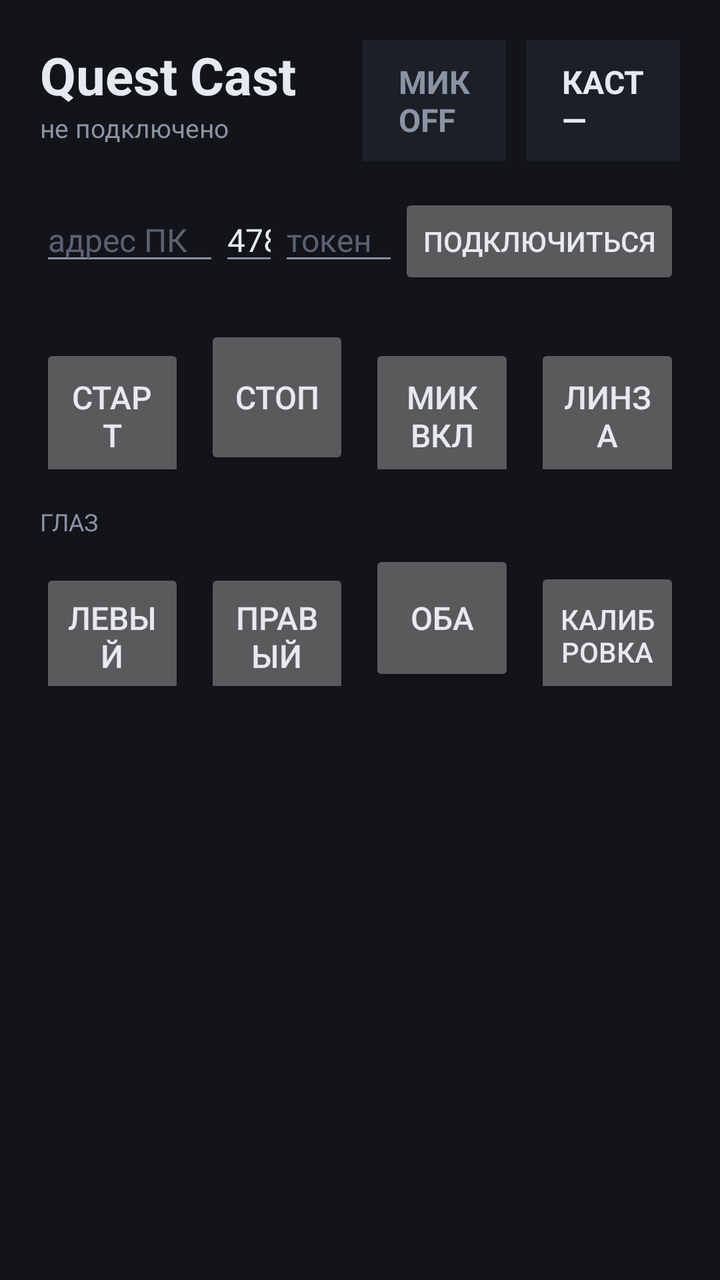
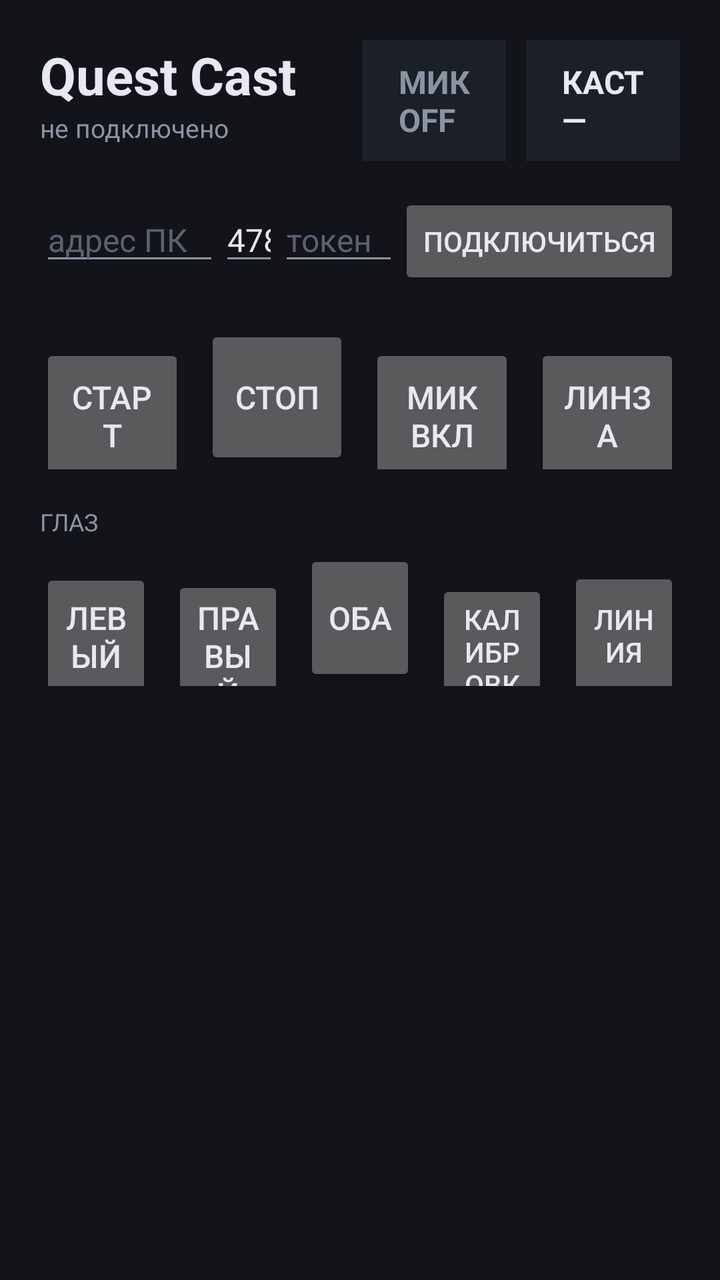

An Android layout rendered at two revisions. The XML below is the earlier revision; the diff shows what the commit changed to produce the second picture.
<!-- AndroidManifest.xml: application theme AppTheme -->
<!-- res/layout/activity_main.xml -->
<?xml version="1.0" encoding="utf-8"?>
<ScrollView xmlns:android="http://schemas.android.com/apk/res/android"
    android:layout_width="match_parent"
    android:layout_height="match_parent"
    android:background="#12141A"
    android:fillViewport="true">

    <LinearLayout
        android:layout_width="match_parent"
        android:layout_height="wrap_content"
        android:orientation="vertical"
        android:padding="20dp">

        
        <LinearLayout
            android:layout_width="match_parent"
            android:layout_height="wrap_content"
            android:orientation="horizontal"
            android:baselineAligned="false">

            <LinearLayout
                android:layout_width="0dp"
                android:layout_height="wrap_content"
                android:layout_weight="1"
                android:orientation="vertical">

                <TextView
                    android:layout_width="wrap_content"
                    android:layout_height="wrap_content"
                    android:text="Quest Cast"
                    android:textColor="#E6E9EF"
                    android:textSize="26sp"
                    android:textStyle="bold" />

                <TextView
                    android:id="@+id/tvConn"
                    android:layout_width="wrap_content"
                    android:layout_height="wrap_content"
                    android:text="не подключено"
                    android:textColor="#8B93A3"
                    android:textSize="13sp" />
            </LinearLayout>

            <TextView
                android:id="@+id/tvMic"
                android:layout_width="wrap_content"
                android:layout_height="wrap_content"
                android:background="#1B1F27"
                android:paddingLeft="18dp"
                android:paddingTop="10dp"
                android:paddingRight="18dp"
                android:paddingBottom="10dp"
                android:text="МИК\nOFF"
                android:textColor="#8B93A3"
                android:textSize="16sp"
                android:textStyle="bold" />

            <TextView
                android:id="@+id/tvCast"
                android:layout_width="wrap_content"
                android:layout_height="wrap_content"
                android:layout_marginLeft="10dp"
                android:background="#1B1F27"
                android:paddingLeft="18dp"
                android:paddingTop="10dp"
                android:paddingRight="18dp"
                android:paddingBottom="10dp"
                android:text="КАСТ\n—"
                android:textColor="#E6E9EF"
                android:textSize="16sp"
                android:textStyle="bold" />
        </LinearLayout>

        
        <LinearLayout
            android:layout_width="match_parent"
            android:layout_height="wrap_content"
            android:layout_marginTop="16dp"
            android:orientation="horizontal">

            <EditText
                android:id="@+id/etHost"
                android:layout_width="0dp"
                android:layout_height="wrap_content"
                android:layout_weight="3"
                android:hint="адрес ПК"
                android:inputType="text"
                android:textColor="#E6E9EF"
                android:textColorHint="#5A6272"
                android:textSize="16sp" />

            <EditText
                android:id="@+id/etPort"
                android:layout_width="0dp"
                android:layout_height="wrap_content"
                android:layout_weight="1"
                android:hint="порт"
                android:inputType="number"
                android:text="47801"
                android:textColor="#E6E9EF"
                android:textColorHint="#5A6272"
                android:textSize="16sp" />

            <EditText
                android:id="@+id/etToken"
                android:layout_width="0dp"
                android:layout_height="wrap_content"
                android:layout_weight="2"
                android:hint="токен"
                android:inputType="textCapCharacters"
                android:textColor="#E6E9EF"
                android:textColorHint="#5A6272"
                android:textSize="16sp" />

            <Button
                android:id="@+id/btnConnect"
                android:layout_width="wrap_content"
                android:layout_height="wrap_content"
                android:text="ПОДКЛЮЧИТЬСЯ" />
        </LinearLayout>

        
        <LinearLayout
            android:layout_width="match_parent"
            android:layout_height="wrap_content"
            android:layout_marginTop="18dp"
            android:orientation="horizontal">

            <Button
                android:id="@+id/btnStart"
                android:layout_width="0dp"
                android:layout_height="72dp"
                android:layout_weight="1"
                android:text="СТАРТ"
                android:textSize="16sp" />

            <Button
                android:id="@+id/btnStop"
                android:layout_width="0dp"
                android:layout_height="72dp"
                android:layout_marginLeft="10dp"
                android:layout_weight="1"
                android:text="СТОП"
                android:textSize="16sp" />

            <Button
                android:id="@+id/btnMic"
                android:layout_width="0dp"
                android:layout_height="72dp"
                android:layout_marginLeft="10dp"
                android:layout_weight="1"
                android:text="МИК ВКЛ"
                android:textSize="16sp" />

            <Button
                android:id="@+id/btnLens"
                android:layout_width="0dp"
                android:layout_height="72dp"
                android:layout_marginLeft="10dp"
                android:layout_weight="1"
                android:text="ЛИНЗА"
                android:textSize="16sp" />
        </LinearLayout>

        
        <TextView
            android:layout_width="wrap_content"
            android:layout_height="wrap_content"
            android:layout_marginTop="18dp"
            android:text="ГЛАЗ"
            android:textColor="#8B93A3"
            android:textSize="12sp" />

        <LinearLayout
            android:layout_width="match_parent"
            android:layout_height="wrap_content"
            android:layout_marginTop="6dp"
            android:orientation="horizontal">

            <Button
                android:id="@+id/btnLeft"
                android:layout_width="0dp"
                android:layout_height="68dp"
                android:layout_weight="1"
                android:text="ЛЕВЫЙ"
                android:textSize="16sp" />

            <Button
                android:id="@+id/btnRight"
                android:layout_width="0dp"
                android:layout_height="68dp"
                android:layout_marginLeft="10dp"
                android:layout_weight="1"
                android:text="ПРАВЫЙ"
                android:textSize="16sp" />

            <Button
                android:id="@+id/btnBoth"
                android:layout_width="0dp"
                android:layout_height="68dp"
                android:layout_marginLeft="10dp"
                android:layout_weight="1"
                android:text="ОБА"
                android:textSize="16sp" />

            <Button
                android:id="@+id/btnCalib"
                android:layout_width="0dp"
                android:layout_height="68dp"
                android:layout_marginLeft="10dp"
                android:layout_weight="1"
                android:text="КАЛИБРОВКА"
                android:textSize="14sp" />
        </LinearLayout>

        <TextView
            android:id="@+id/tvDetail"
            android:layout_width="match_parent"
            android:layout_height="wrap_content"
            android:layout_marginTop="16dp"
            android:fontFamily="monospace"
            android:text=""
            android:textColor="#8B93A3"
            android:textSize="12sp" />

        <TextView
            android:id="@+id/tvLog"
            android:layout_width="match_parent"
            android:layout_height="wrap_content"
            android:layout_marginTop="10dp"
            android:fontFamily="monospace"
            android:text=""
            android:textColor="#5A6272"
            android:textSize="11sp" />
    </LinearLayout>
</ScrollView>
<!-- resources referenced by this layout -->
<resources>
  <style name="AppTheme" parent="@android:style/Theme.Material.NoActionBar">
          <item name="android:colorPrimary">#4C8DFF</item>
          <item name="android:colorAccent">#4C8DFF</item>
          <item name="android:windowBackground">#12141A</item>
          <item name="android:statusBarColor">#12141A</item>
          <item name="android:navigationBarColor">#12141A</item>
          <item name="android:textColorPrimary">#E6E9EF</item>
          <item name="android:textColorSecondary">#8B93A3</item>
      </style>
</resources>

<!-- the commit's change to res/layout/activity_main.xml (unified diff, before → after) -->
@@ -1,5 +1,11 @@
 <?xml version="1.0" encoding="utf-8"?>
-<ScrollView xmlns:android="http://schemas.android.com/apk/res/android"
+<FrameLayout xmlns:android="http://schemas.android.com/apk/res/android"
+    android:layout_width="match_parent"
+    android:layout_height="match_parent"
+    android:background="#12141A">
+
+<ScrollView
+    android:id="@+id/scrollUi"
     android:layout_width="match_parent"
     android:layout_height="match_parent"
     android:background="#12141A"
@@ -211,6 +217,15 @@
                 android:layout_weight="1"
                 android:text="КАЛИБРОВКА"
                 android:textSize="14sp" />
+
+            <Button
+                android:id="@+id/btnGuide"
+                android:layout_width="0dp"
+                android:layout_height="68dp"
+                android:layout_marginLeft="10dp"
+                android:layout_weight="1"
+                android:text="ЛИНИЯ"
+                android:textSize="14sp" />
         </LinearLayout>
 
         <TextView
@@ -234,3 +249,29 @@
             android:textSize="11sp" />
     </LinearLayout>
 </ScrollView>
+
+    
+    <LinearLayout
+        android:id="@+id/calibOverlay"
+        android:layout_width="match_parent"
+        android:layout_height="match_parent"
+        android:background="#0E1218"
+        android:orientation="vertical"
+        android:padding="16dp"
+        android:visibility="gone">
+
+        <local.questcast.client.HorizonView
+            android:id="@+id/horizonView"
+            android:layout_width="match_parent"
+            android:layout_height="0dp"
+            android:layout_weight="1" />
+
+        <Button
+            android:id="@+id/btnGuideDone"
+            android:layout_width="match_parent"
+            android:layout_height="64dp"
+            android:text="ГОТОВО"
+            android:textSize="16sp" />
+    </LinearLayout>
+
+</FrameLayout>
